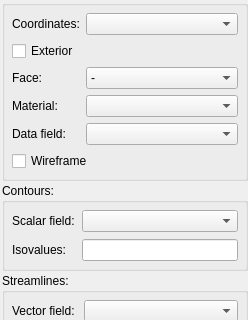
Old version of the form opencmiss/zincwidgets/graphicseditorwidget.ui in the repository mahyar-osn/opencmiss.zincwidgets; both pictures show x 0 to 248 and y 0 to 320 of the 248 by 883 pixel window.
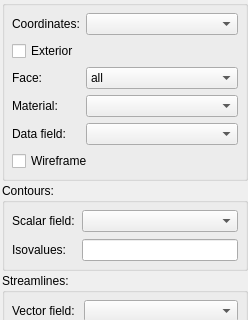
New version of the form. Custom widgets are drawn as their Qt base class.

Commit message:
Fix face chooser in graphics editor
Required since face type enumerated constants were modified.

What changed in the file:
```diff
--- a/opencmiss/zincwidgets/graphicseditorwidget.ui
+++ b/opencmiss/zincwidgets/graphicseditorwidget.ui
@@ -79,11 +79,6 @@
           <verstretch>0</verstretch>
          </sizepolicy>
         </property>
-        <item>
-         <property name="text">
-          <string>-</string>
-         </property>
-        </item>
         <item>
          <property name="text">
           <string>all</string>
```
Left out of the diff: 10 changed lines with no effect on the pictures. The commit also changes 2 other files.
